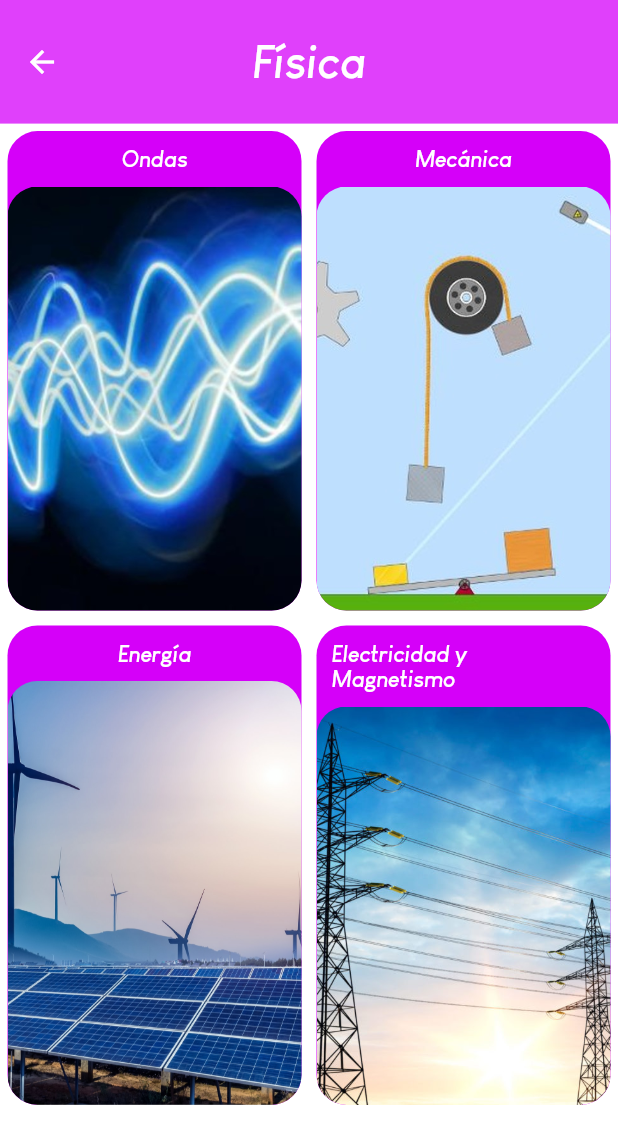
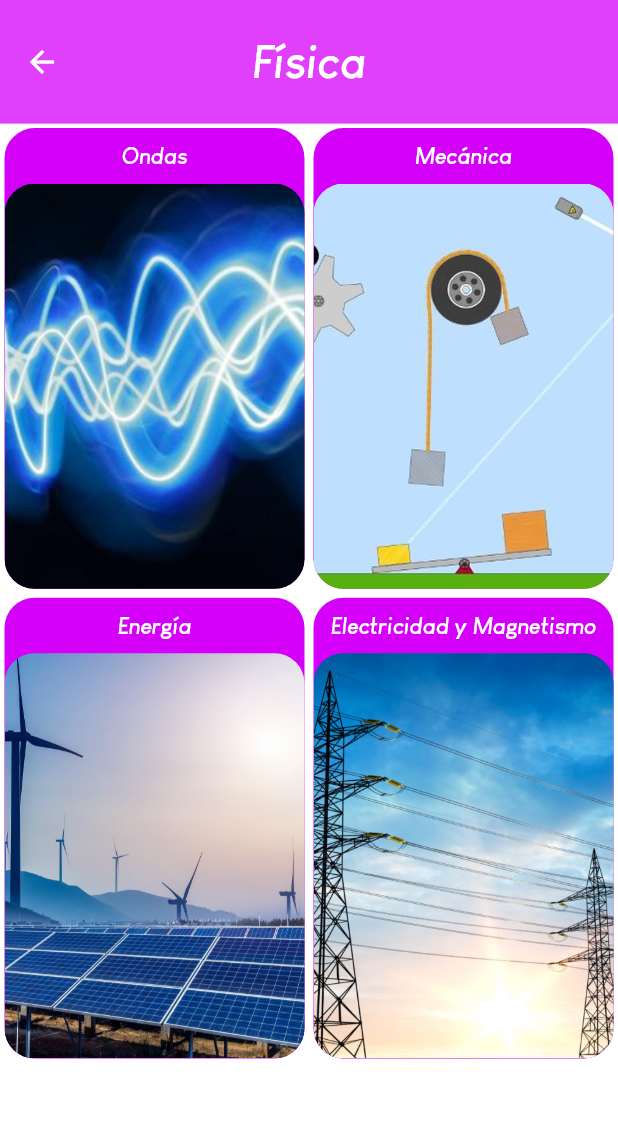
Before and after one commit to JordiDeSanta/PTUContenidos, a Flutter app: the screen it shows after launch, after a tap on "Física", on a phone screen of 412 x 824 dp. Shown: the top 1144 px of the screen. Run offline on Flutter 3.47's test engine with Material 2 defaults, Android fonts, the phone set to English and light mode, and no system bars; drawn by our look-alikes of google_mobile_ads; our stand-ins replace flutter_cache_manager; missing offline and left inert: pdf_render; network calls fail.

Commit message:
Updating Ad

```diff
--- a/lib/pages/course_page.dart
+++ b/lib/pages/course_page.dart
@@ -1,16 +1,41 @@
 import 'package:flutter/material.dart';
+import 'package:google_mobile_ads/google_mobile_ads.dart';
+import 'package:provider/provider.dart';
+import 'package:ptucontenidos/providers/ad_state.dart';
 import 'package:ptucontenidos/providers/arguments.dart';
 import 'package:ptucontenidos/utils/texts.dart';
 import 'package:ptucontenidos/widgets/theme_button.dart';
 
-class CoursePage extends StatelessWidget {
+class CoursePage extends StatefulWidget {
   CoursePage();
 
+  @override
+  _CoursePageState createState() => _CoursePageState();
+}
+
+class _CoursePageState extends State<CoursePage> {
   final styles = TextStyles();
+
+  BannerAd banner;
+
+  @override
+  void didChangeDependencies() {
+    super.didChangeDependencies();
+    final adState = Provider.of<AdState>(context);
+    adState.initialization.then((status) {
+      setState(() {
+        banner = BannerAd(
+          adUnitId: adState.bannerAdUnitId,
+          size: AdSize.banner,
+          request: AdRequest(),
+          listener: adState.adListener,
+        )..load();
+      });
+    });
+  }
 
   @override
   Widget build(BuildContext context) {
-    double size = MediaQuery.of(context).size.aspectRatio;
     double h = MediaQuery.of(context).size.height;
     final CourseArguments settings = ModalRoute.of(context).settings.arguments;
 
@@ -23,7 +48,9 @@ class CoursePage extends StatelessWidget {
         backgroundColor: settings.courseColor,
       ),
       backgroundColor: Colors.white,
-      body: Table(
+      body: ListView(
+        children: [
+          Table(
             children: [
               TableRow(
                 children: [
@@ -53,6 +80,17 @@ class CoursePage extends StatelessWidget {
               )
             ],
           ),
+          if (banner == null)
+            Container()
+          else
+            Container(
+              height: h * 0.1,
+              child: AdWidget(
+                ad: banner,
+              ),
+            ),
+        ],
+      ),
     );
   }
 }
--- a/lib/pages/home_page.dart
+++ b/lib/pages/home_page.dart
@@ -57,7 +57,7 @@ class _HomePageState extends State<HomePage> {
             Container()
           else
             Container(
-              height: h * 0.3,
+              height: h * 0.2,
               child: AdWidget(
                 ad: banner,
               ),
--- a/lib/widgets/theme_button.dart
+++ b/lib/widgets/theme_button.dart
@@ -12,12 +12,11 @@ class ThemeButton extends StatelessWidget {
 
   @override
   Widget build(BuildContext context) {
-    double size = MediaQuery.of(context).size.aspectRatio;
     double h = MediaQuery.of(context).size.height;
 
     return Container(
-      padding: EdgeInsets.all(5),
-      height: h * 0.4,
+      padding: EdgeInsets.all(3),
+      height: h * 0.38,
       child: ElevatedButton(
         onPressed: () {
           Navigator.pushNamed(context, 'theme', arguments: [settings, color]);
```
Lines whose indentation alone changed are shown as unchanged.
